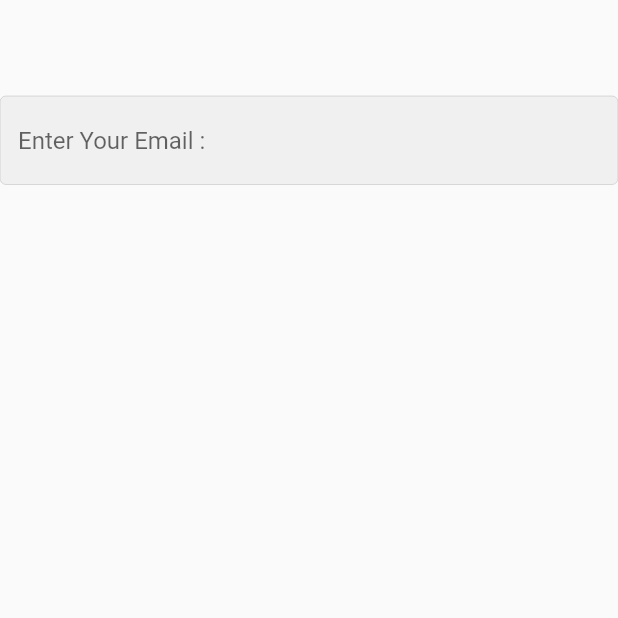
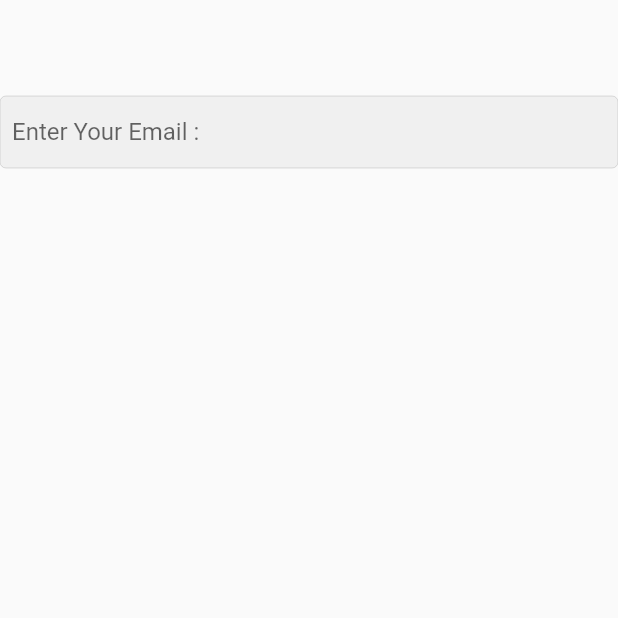
Before and after one commit to Abdallah-Mohamed-Abdallah-AbdulRazzaq/flower_app, a Flutter app: the screen it shows after launch, on a phone screen of 412 x 824 dp, the top half of it. Run offline on Flutter 3.47's test engine with Material 2 defaults, Android fonts, the phone set to English and light mode, and no system bars.

Commit message:
Add contentPadding

```diff
--- a/lib/pages/login.dart
+++ b/lib/pages/login.dart
@@ -18,6 +18,7 @@ class Login extends StatelessWidget {
                 enabledBorder: OutlineInputBorder(borderSide: Divider.createBorderSide(context),),
                 focusedBorder: OutlineInputBorder(borderSide: BorderSide(color: Colors.grey,),),
                 filled: true,
+                contentPadding: const EdgeInsets.all(8),
                 )
             )
           ],
```
